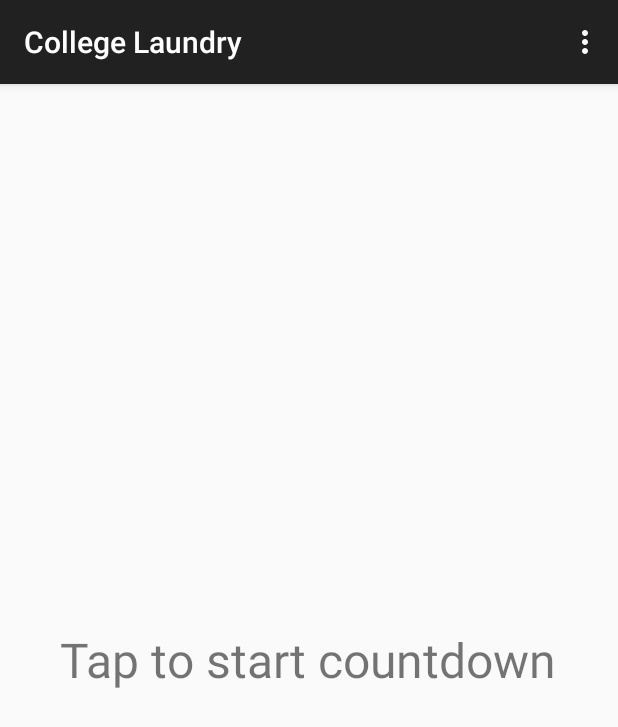
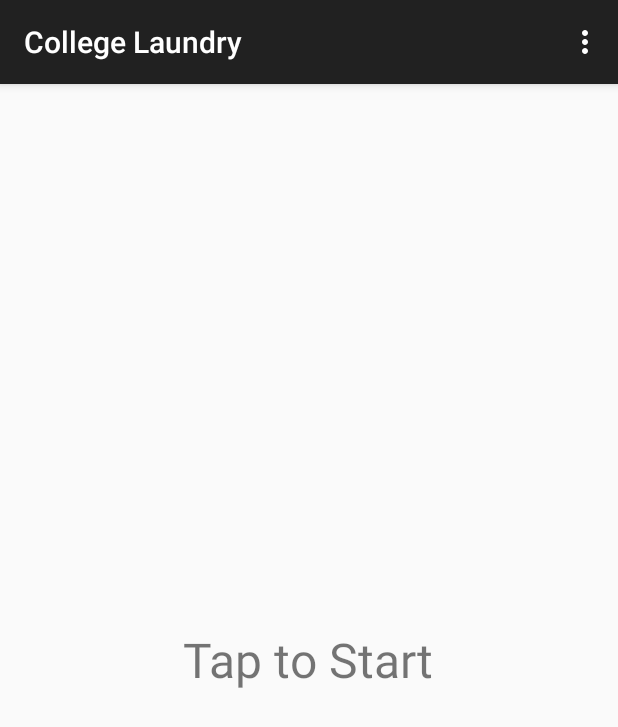
Before and after one commit to rc4web/cl-android, an Android app: the screen it shows after launch (MainActivity), on a phone screen of 412 x 824 dp. Shown: the top 727 px of the screen. Run offline under Robolectric (Android 15) with nearby library versions, the phone set to English and light mode, and no system bars; our stand-ins replace ButterKnife.

Commit message:
reduced words on tap to start label

```diff
--- a/app/src/main/res/values/strings.xml
+++ b/app/src/main/res/values/strings.xml
@@ -1,5 +1,5 @@
 <resources>
     <string name="app_name">College Laundry</string>
-    <string name="timerDisplay">Tap to start countdown</string>
+    <string name="timerDisplay">Tap to Start</string>
     <string name="action_settings">Settings</string>
 </resources>
```
